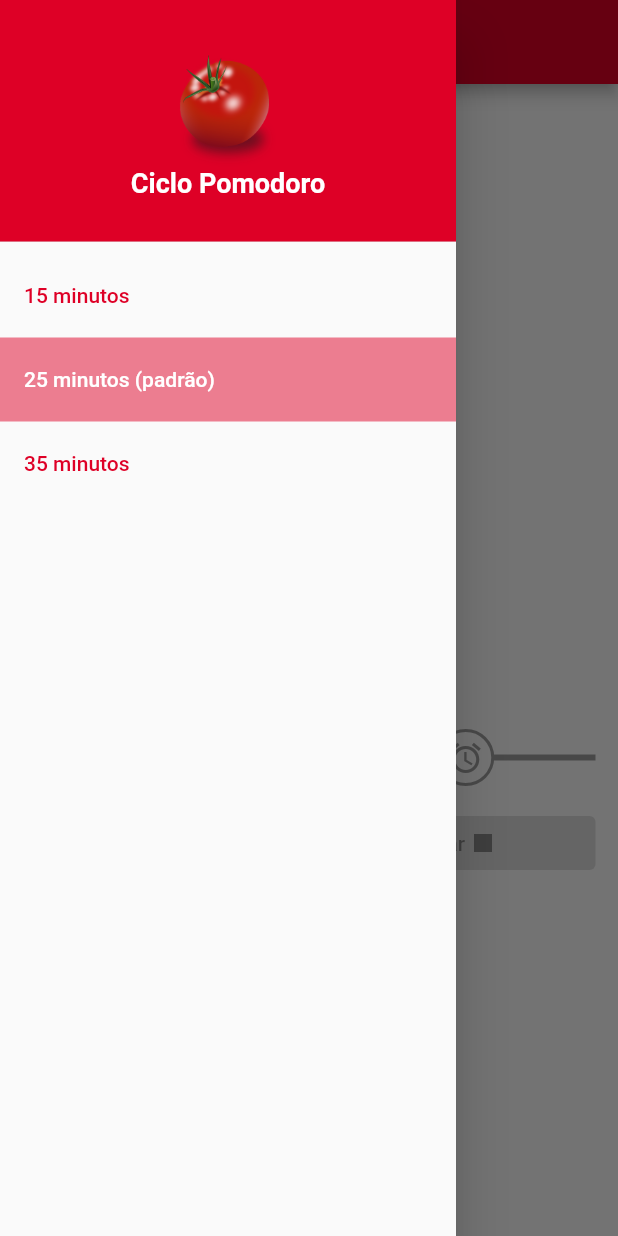
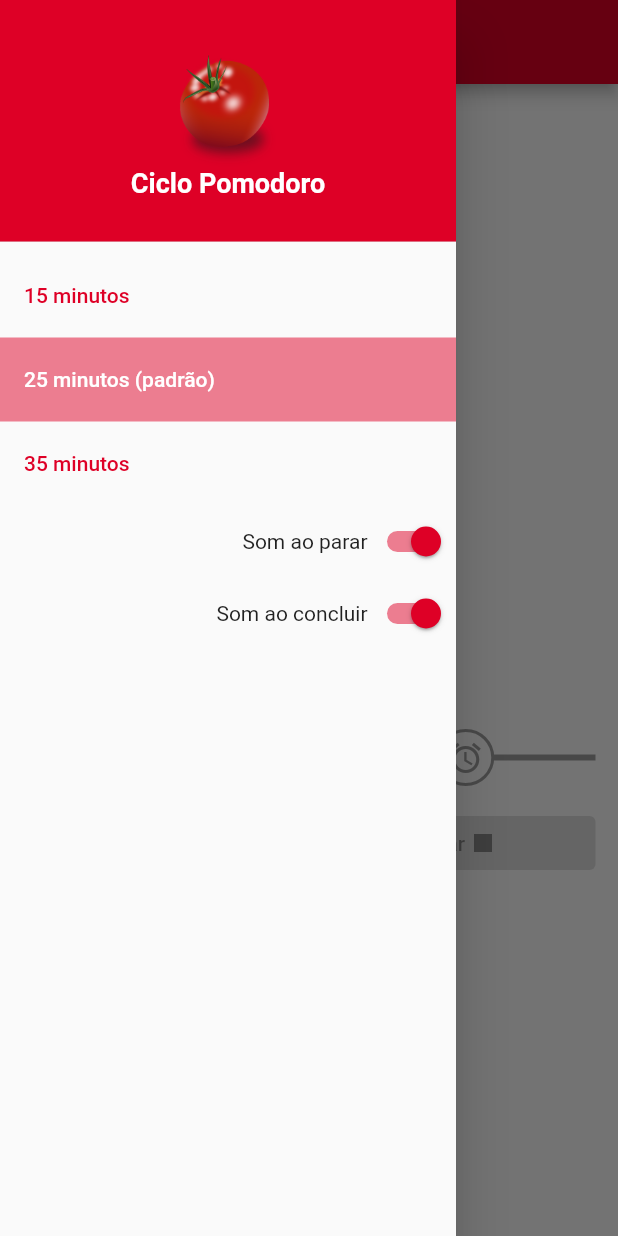
Before and after one commit to eduhds/ciclo_pomodoro, a Flutter app: the screen it shows after launch, with the side drawer open, on a phone screen of 412 x 824 dp. Run offline on Flutter 3.47's test engine with Material 2 defaults, Android fonts, the phone set to English and light mode, and no system bars; our stand-ins replace audioplayers, shared_preferences, wakelock.

Commit message:
feat: add wakelock and sound preferences

```diff
--- a/lib/main.dart
+++ b/lib/main.dart
@@ -1,15 +1,16 @@
 import 'dart:async';
+import 'dart:io';
 
+import 'package:ciclo_pomodoro/values/constants.dart';
+import 'package:ciclo_pomodoro/widgets/sound_preference.dart';
 import 'package:flutter/material.dart';
 import 'package:audioplayers/audioplayers.dart';
+import 'package:shared_preferences/shared_preferences.dart';
+import 'package:wakelock/wakelock.dart';
 
 void main() {
   runApp(const MyApp());
 }
-
-const appName = 'Ciclo Pomodoro';
-const primaryColor = Color.fromRGBO(222, 0, 38, 1.0); // #de0026
-const primaryColor50 = Color.fromRGBO(222, 0, 38, 0.5); // #de0026
 
 class MyApp extends StatelessWidget {
   const MyApp({super.key});
@@ -40,6 +41,7 @@ class _MyHomePageState extends State<MyHomePage> {
   final int focusCycle = 4;
   final int shortBreak = 5;
   final player = AudioPlayer();
+  final Future<SharedPreferences> prefs = SharedPreferences.getInstance();
 
   int focusTime = 25;
   int currentFocus = 0;
@@ -65,14 +67,20 @@ class _MyHomePageState extends State<MyHomePage> {
   }
 
   Future<void> _playCycleEnd() async {
-    await player.play(AssetSource('fantasia.mp3'));
+    final soundPreferences = await prefs;
+    final bool soundEnabled = soundPreferences.getBool(endSoundKey) ?? true;
+    if (soundEnabled) await player.play(AssetSource('fantasia.mp3'));
   }
 
   Future<void> _playFail() async {
-    await player.play(AssetSource('fail.wav'));
+    final soundPreferences = await prefs;
+    final bool soundEnabled = soundPreferences.getBool(stopSoundKey) ?? true;
+    if (soundEnabled) await player.play(AssetSource('fail.wav'));
   }
 
   void _startFocus() {
+    if (currentFocus == 0 && !Platform.isLinux) Wakelock.enable();
+
     setState(() {
       currentFocus++;
     });
@@ -93,6 +101,7 @@ class _MyHomePageState extends State<MyHomePage> {
           setState(() {
             isCompleted = true;
           });
+          if (!Platform.isLinux) Wakelock.disable();
         }
       }
 
@@ -227,6 +236,14 @@ class _MyHomePageState extends State<MyHomePage> {
               selectedTileColor: primaryColor50,
               onTap: currentFocus != 0 ? null : () => _setFocusTime(35),
             ),
+            const SoundPreference(
+              soundKey: stopSoundKey,
+              label: 'Som ao parar',
+            ),
+            const SoundPreference(
+              soundKey: endSoundKey,
+              label: 'Som ao concluir',
+            )
           ],
         ),
       ),
--- /dev/null
+++ b/lib/values/constants.dart
@@ -0,0 +1,8 @@
+import 'package:flutter/material.dart';
+
+const appName = 'Ciclo Pomodoro';
+const primaryColor = Color.fromRGBO(222, 0, 38, 1.0); // #de0026
+const primaryColor50 = Color.fromRGBO(222, 0, 38, 0.5);
+
+const stopSoundKey = 'stop_sound';
+const endSoundKey = 'end_sound';
--- /dev/null
+++ b/lib/widgets/sound_preference.dart
@@ -0,0 +1,71 @@
+import 'package:ciclo_pomodoro/values/constants.dart';
+import 'package:flutter/material.dart';
+import 'package:shared_preferences/shared_preferences.dart';
+
+class SoundPreference extends StatefulWidget {
+  const SoundPreference(
+      {super.key, required this.soundKey, required this.label});
+
+  final String soundKey;
+  final String label;
+
+  @override
+  State<SoundPreference> createState() => _SoundPreferenceState();
+}
+
+class _SoundPreferenceState extends State<SoundPreference> {
+  final Future<SharedPreferences> prefs = SharedPreferences.getInstance();
+
+  late Future<bool> soundEnabled;
+
+  Future<void> _setSoundPreference(bool value) async {
+    final soundPrefs = await prefs;
+    setState(() {
+      soundEnabled =
+          soundPrefs.setBool(widget.soundKey, value).then((success) => value);
+    });
+  }
+
+  @override
+  void initState() {
+    super.initState();
+    soundEnabled = prefs.then((value) {
+      return value.getBool(widget.soundKey) ?? true;
+    });
+  }
+
+  @override
+  Widget build(BuildContext context) {
+    return Row(
+      mainAxisAlignment: MainAxisAlignment.end,
+      children: [
+        Text(widget.label),
+        FutureBuilder<bool>(
+            future: soundEnabled,
+            builder: (context, snapshot) {
+              switch (snapshot.connectionState) {
+                case ConnectionState.none:
+                case ConnectionState.waiting:
+                  return const Padding(
+                    padding: EdgeInsets.all(5),
+                    child: SizedBox(
+                      width: 20,
+                      height: 20,
+                      child: CircularProgressIndicator(
+                        color: primaryColor,
+                        strokeWidth: 2,
+                      ),
+                    ),
+                  );
+                case ConnectionState.active:
+                case ConnectionState.done:
+                  return Switch(
+                      value: snapshot.data ?? true,
+                      activeColor: primaryColor,
+                      onChanged: (value) => _setSoundPreference(value));
+              }
+            })
+      ],
+    );
+  }
+}
--- a/pubspec.yaml
+++ b/pubspec.yaml
@@ -35,6 +35,8 @@ dependencies:
   # Use with the CupertinoIcons class for iOS style icons.
   cupertino_icons: ^1.0.2
   audioplayers: ^3.0.1
+  wakelock: ^0.6.2
+  shared_preferences: ^2.1.0
 
 dev_dependencies:
   flutter_test:
```
Also changed, not shown: pubspec.lock, 1 other file.
